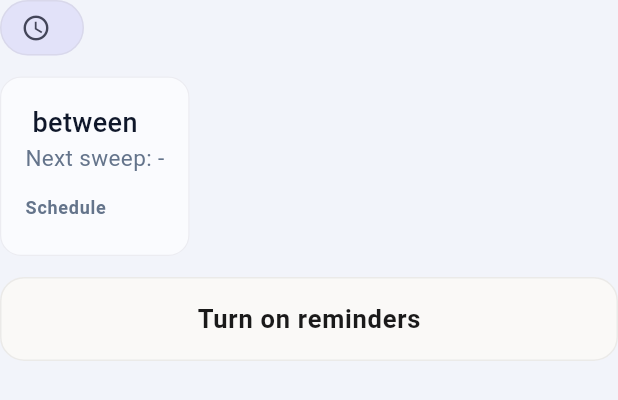
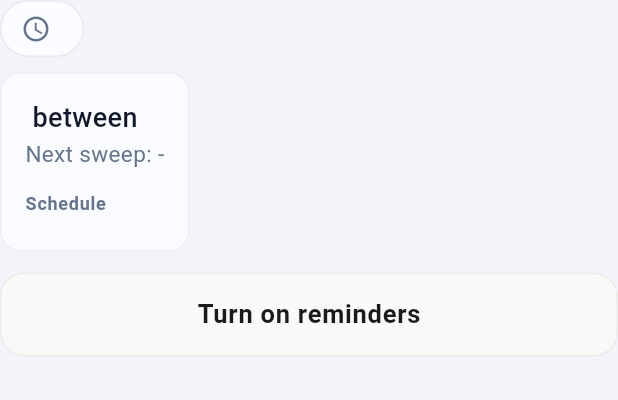
Before and after one commit to elucherini/sweep-dreams, a Flutter app: the ScheduleCard widget shown alone on an empty page, opened directly with empty values, on a phone screen of 412 x 824 dp. Shown: the top 400 px of the screen. Run offline on Flutter 3.47's test engine with Material 3 defaults, Android fonts, the phone set to English and light mode, and no system bars; our stand-ins replace firebase_core, firebase_messaging, flutter_svg, geolocator; missing offline and left inert: dart:html; accounts and stored records are empty; network calls fail.

Commit message:
Redesign of color choices for side selection page

```diff
--- a/flutter_app/lib/screens/side_selection_page.dart
+++ b/flutter_app/lib/screens/side_selection_page.dart
@@ -109,9 +109,9 @@ class _BackButton extends StatelessWidget {
     return GestureDetector(
       onTap: onTap,
       behavior: HitTestBehavior.opaque,
-      child: Padding(
-        padding: const EdgeInsets.symmetric(vertical: 8),
-        child: const Row(
+      child: const Padding(
+        padding: EdgeInsets.symmetric(vertical: 8),
+        child: Row(
           mainAxisSize: MainAxisSize.min,
           children: [
             Icon(
--- a/flutter_app/lib/theme/app_theme.dart
+++ b/flutter_app/lib/theme/app_theme.dart
@@ -26,7 +26,7 @@ class AppTheme {
   // Dialed down from the previous max to reduce overall luminance while staying in-spec.
   static const double backgroundBlobOpacityA = 0.32; // target ≈ 0.28–0.35
   static const double backgroundBlobOpacityB = 0.31; // target ≈ 0.28–0.35
-  static const double backgroundGrainOpacity = 0.035; // target ≈ 0.03–0.04
+  static const double backgroundGrainOpacity = 0.026; // reduced ~25% from 0.035
 
   // Background "focus field" (luminance-only) to help frosted materials read.
   // This is intentionally subtle: it should not look like a visible gradient.
--- a/flutter_app/lib/widgets/schedule_card.dart
+++ b/flutter_app/lib/widgets/schedule_card.dart
@@ -14,6 +14,7 @@ import '../services/subscription_state.dart';
 import '../theme/app_theme.dart';
 import '../utils/time_format.dart';
 import 'base_card.dart';
+import 'notification_confirmation.dart';
 import 'reminder_picker.dart';
 import 'time_until_badge.dart';
 
@@ -319,7 +320,7 @@ class _ScheduleCardState extends State<ScheduleCard> {
         ],
         // Time until sweep badge - outside the card
         TimeUntilBadge(startIso: widget.scheduleEntry.nextSweepStart),
-        const SizedBox(height: 14),
+        const SizedBox(height: 10),
         // The rest of the content in a BaseCard
         BaseCard(
           child: Column(
@@ -414,63 +415,20 @@ class _ScheduleCardState extends State<ScheduleCard> {
 
     // Check if subscribed in current session with known preset
     if (isSubscribed && _selectedPreset != null) {
-      return Row(
-        children: [
-          const Icon(
-            Icons.check_circle,
-            color: AppTheme.primaryColor,
-            size: 20,
-          ),
-          const SizedBox(width: 8),
-          Expanded(
-            child: Text(
-              "You'll be notified ${formatLeadTime(
-                _selectedPreset!
-                    .leadMinutesFor(widget.scheduleEntry.nextSweepStart),
-                sweepStartIso: widget.scheduleEntry.nextSweepStart,
-              )}",
-              style: Theme.of(context).textTheme.bodyMedium?.copyWith(
-                    color: AppTheme.textPrimary,
-                    fontWeight: FontWeight.w600,
-                  ),
-            ),
-          ),
-        ],
+      return NotificationConfirmation(
+        message: "You'll be notified ${formatLeadTime(
+          _selectedPreset!.leadMinutesFor(widget.scheduleEntry.nextSweepStart),
+          sweepStartIso: widget.scheduleEntry.nextSweepStart,
+        )}",
       );
     }
 
     // Check if already subscribed via shared state (from backend)
     if (isSubscribed) {
-      return Column(
-        crossAxisAlignment: CrossAxisAlignment.start,
-        children: [
-          Row(
-            children: [
-              const Icon(
-                Icons.check_circle,
-                color: AppTheme.primaryColor,
-                size: 20,
-              ),
-              const SizedBox(width: 8),
-              Expanded(
-                child: Text(
-                  "You'll be notified before this sweep",
-                  style: Theme.of(context).textTheme.bodyMedium?.copyWith(
-                        color: AppTheme.textPrimary,
-                        fontWeight: FontWeight.w600,
-                      ),
-                ),
-              ),
-            ],
-          ),
-          const SizedBox(height: 6),
-          Text(
+      return const NotificationConfirmation(
+        message: "You'll be notified before this sweep",
+        subtitle:
             'To change, delete your alert from the Alerts screen, then come back.',
-            style: Theme.of(context).textTheme.bodySmall?.copyWith(
-                  color: AppTheme.textMuted,
-                ),
-          ),
-        ],
       );
     }
 
--- a/flutter_app/lib/widgets/time_until_badge.dart
+++ b/flutter_app/lib/widgets/time_until_badge.dart
@@ -1,5 +1,6 @@
 import 'package:flutter/material.dart';
 
+import '../theme/app_theme.dart';
 import '../utils/time_format.dart';
 
 /// A pill-shaped badge showing the time until a sweep starts.
@@ -18,7 +19,7 @@ class TimeUntilBadge extends StatelessWidget {
 
     return DecoratedBox(
       decoration: BoxDecoration(
-        color: colors.secondaryContainer.withValues(alpha: 0.9),
+        color: AppTheme.surfaceSoft,
         borderRadius: BorderRadius.circular(100),
         border: Border.all(
           color: colors.outlineVariant.withValues(alpha: 0.35),
@@ -32,16 +33,16 @@ class TimeUntilBadge extends StatelessWidget {
         child: Row(
           mainAxisSize: MainAxisSize.min,
           children: [
-            Icon(
+            const Icon(
               Icons.access_time_outlined,
-              color: colors.onSecondaryContainer,
+              color: AppTheme.textMuted,
               size: 20,
             ),
             const SizedBox(width: 8),
             Text(
               formatTimeUntil(startIso),
               style: TextStyle(
-                fontSize: 16,
+                fontSize: 17,
                 fontWeight: FontWeight.w700,
                 color: colors.onSecondaryContainer,
                 height: 1.3,
```
Also changed, not shown: flutter_app/lib/screens/main_shell.dart (+6 -9 lines), flutter_app/lib/widgets/notification_confirmation.dart (added, +52 -0 lines).
